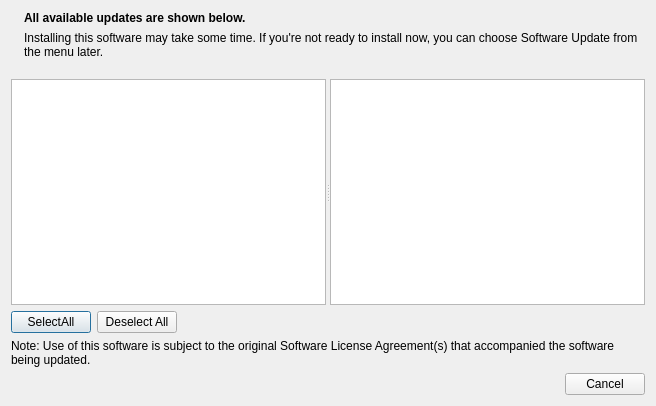
Qt form examples/testapp/componentselectiondialog.ui (qtproject/installer-framework) before a commit.
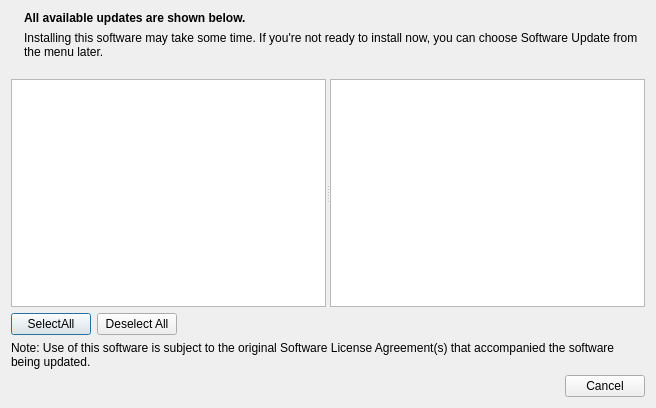
The same form after that commit. Icons and pictures are not drawn.

Diff of the .ui file:
```diff
--- a/examples/testapp/componentselectiondialog.ui
+++ b/examples/testapp/componentselectiondialog.ui
@@ -7,7 +7,7 @@
     <x>0</x>
     <y>0</y>
     <width>656</width>
-    <height>406</height>
+    <height>408</height>
    </rect>
   </property>
   <property name="windowTitle">
```
Left out of the diff: 6 changed lines with no effect on the pictures.
